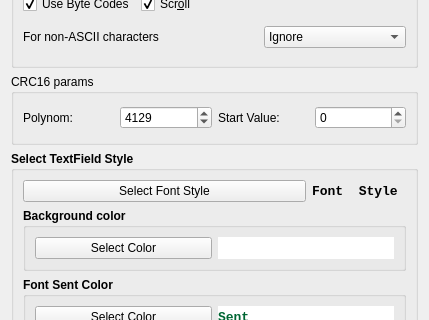
First picture: the form in Settings.ui, repository notiel/OstrannaTerminal, before the edit; both pictures show x 0 to 429 and y 296 to 616 of the 429 by 797 pixel window.
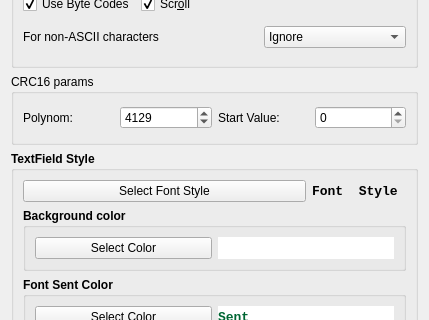
Second picture: the form after the edit. Icons and pictures are not drawn.

Commit message: macros refactored, 10 more added, added send from macros edit form

What changed in the file:
```diff
--- a/Settings.ui
+++ b/Settings.ui
@@ -278,7 +278,7 @@
       </font>
      </property>
      <property name="title">
-      <string>Select TextField Style</string>
+      <string>TextField Style</string>
      </property>
      <layout class="QGridLayout" name="gridLayout_6">
       <item row="0" column="0" colspan="3">
```
The commit also changes 7 other files.
